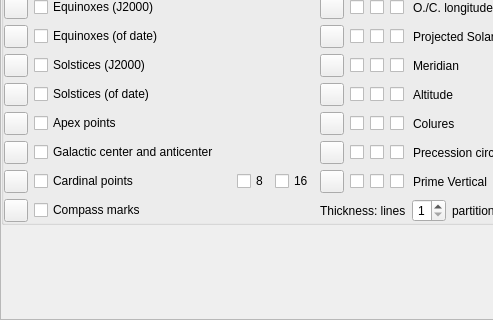
The window that src/gui/viewDialog.ui (Stellarium/stellarium) describes before a commit, drawn with Qt 5; both pictures show x 0 to 493 and y 356 to 676 of the 900 by 676 pixel window.
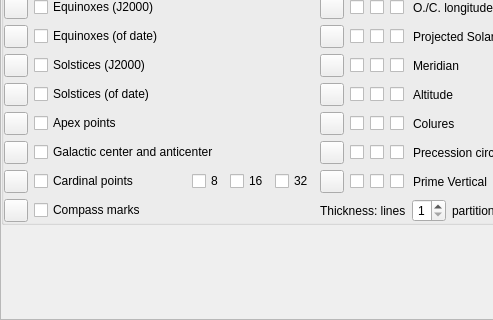
The same window after the commit. The open tabs and pages were chosen to show the change. Icons and pictures are not drawn. Custom widgets are drawn as their Qt base class.

The edit to the form file:
```diff
--- a/src/gui/viewDialog.ui
+++ b/src/gui/viewDialog.ui
@@ -3434,6 +3434,16 @@
                    </property>
                   </widget>
                  </item>
+                 <item>
+                  <widget class="QCheckBox" name="showOrdinal32WRPointsCheckBox">
+                   <property name="toolTip">
+                    <string>Labels for the secondary intercardinal directions (32-wind compass rose).</string>
+                   </property>
+                   <property name="text">
+                    <string notr="true">32</string>
+                   </property>
+                  </widget>
+                 </item>
                 </layout>
                </item>
                <item row="3" column="3">
```
Left out of the diff: 4 changed lines with no effect on the pictures.
